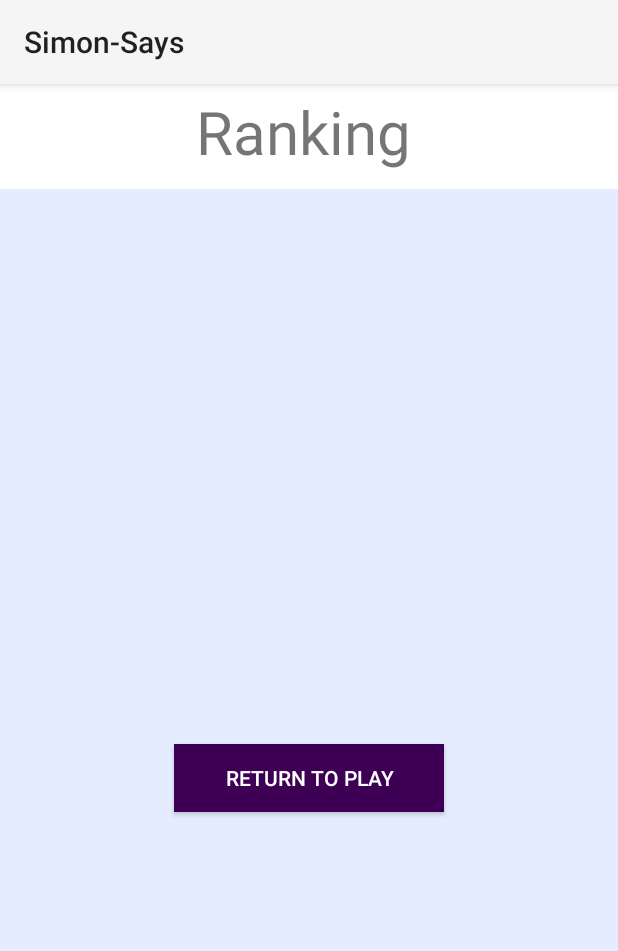
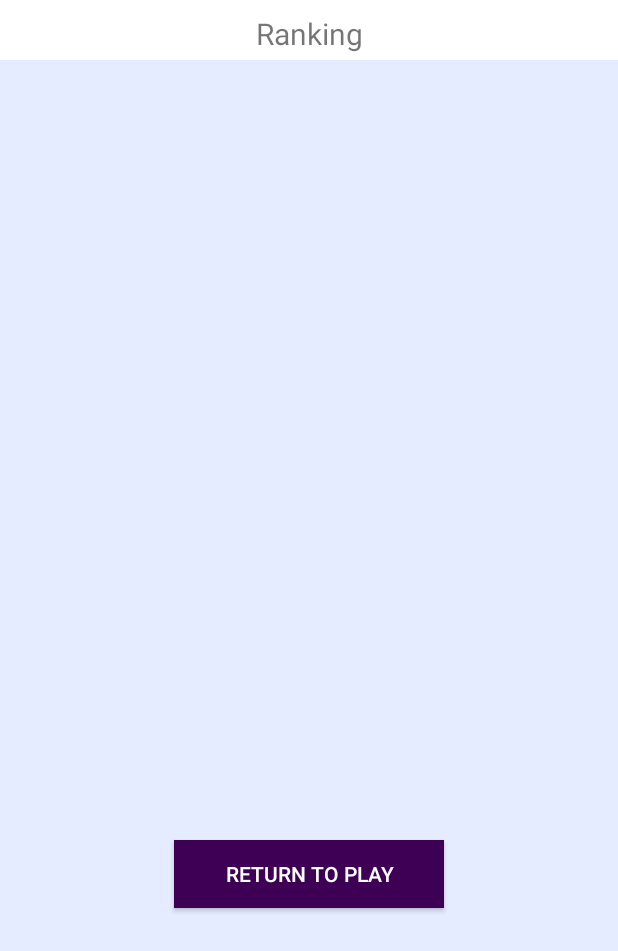
Before and after one commit to NativMaatuk/Simon-Says, an Android app: the screen it shows after launch once a user with an empty profile is signed in (MainActivity3), after a tap on "Ranking", on a phone screen of 412 x 824 dp. Shown: the top 951 px of the screen. Run offline under Robolectric (Android 15) with nearby library versions, the light colour scheme and no system bars; our stand-ins replace Firebase (no records; nobody signed in at launch, a user with empty details on screens opened directly); 4 statements that could not run were skipped.

Commit message:
end basic style of app - add logo - add sound if the user lose - responsive style

```diff
--- a/app/src/main/AndroidManifest.xml
+++ b/app/src/main/AndroidManifest.xml
@@ -4,7 +4,7 @@
 
     <application
         android:allowBackup="true"
-        android:icon="@mipmap/ic_launcher"
+        android:icon="@mipmap/logo"
         android:label="@string/app_name"
         android:roundIcon="@mipmap/ic_launcher_round"
         android:supportsRtl="true"
--- a/app/src/main/java/com/example/simon_says/MainActivity.java
+++ b/app/src/main/java/com/example/simon_says/MainActivity.java
@@ -30,6 +30,7 @@ public class MainActivity extends AppCompatActivity implements View.OnClickListe
     protected void onCreate(Bundle savedInstanceState) {
         super.onCreate(savedInstanceState);
         setContentView(R.layout.activity_main);
+        getSupportActionBar().hide();
         password = findViewById(R.id.password);
         email = findViewById(R.id.email);
         signIn = findViewById(R.id.sign_in);
@@ -46,6 +47,10 @@ public class MainActivity extends AppCompatActivity implements View.OnClickListe
             Intent intent = new Intent(MainActivity.this,MainActivity2.class);
             startActivity(intent);
         }
+    }
+    @Override
+    public void onBackPressed() {
+        moveTaskToBack(true);
     }
     public void makeToast(String str) {
         Toast.makeText(this, str, Toast.LENGTH_LONG).show();
--- a/app/src/main/java/com/example/simon_says/MainActivity2.java
+++ b/app/src/main/java/com/example/simon_says/MainActivity2.java
@@ -38,7 +38,7 @@ public class MainActivity2 extends AppCompatActivity implements View.OnClickList
     List<Integer> alerts = new ArrayList<>();
     List<Integer> taps = new ArrayList<>();
     Random random = new Random();
-    MediaPlayer st,red,blue,yellow,green;
+    MediaPlayer st,red,blue,yellow,green,lose;
     private FirebaseAuth mAuth;
     Intent intent = getIntent();
     //FirebaseDatabase database;
@@ -47,6 +47,9 @@ public class MainActivity2 extends AppCompatActivity implements View.OnClickList
     protected void onCreate(Bundle savedInstanceState) {
         super.onCreate(savedInstanceState);
         setContentView(R.layout.activity_main2);
+
+        getSupportActionBar().hide();
+
         topLabel = findViewById(R.id.topLabel);
         leftBottom = findViewById(R.id.leftBottom);
         rightBottom = findViewById(R.id.rightBottom);
@@ -87,6 +90,7 @@ public class MainActivity2 extends AppCompatActivity implements View.OnClickList
         blue =  MediaPlayer.create(this, R.raw.blue);
         green =  MediaPlayer.create(this, R.raw.green);
         yellow =  MediaPlayer.create(this, R.raw.yellow);
+        lose =  MediaPlayer.create(this, R.raw.lose);
         lockButton();
     }
 
@@ -240,6 +244,7 @@ public class MainActivity2 extends AppCompatActivity implements View.OnClickList
             }
         }
         else {
+            lose.start();
             normal.setClickable(true);
             lockButton();
             //TODO check if the score in the DB is Greater than current score
--- a/app/src/main/java/com/example/simon_says/MainActivity3.java
+++ b/app/src/main/java/com/example/simon_says/MainActivity3.java
@@ -32,6 +32,7 @@ public class MainActivity3 extends AppCompatActivity implements View.OnClickList
     protected void onCreate(Bundle savedInstanceState) {
         super.onCreate(savedInstanceState);
         setContentView(R.layout.activity_main3);
+        getSupportActionBar().hide();
         rPlay = findViewById(R.id.return_to_play);
         first = findViewById(R.id.first);
         second = findViewById(R.id.second);
--- a/app/src/main/java/com/example/simon_says/MainActivity4.java
+++ b/app/src/main/java/com/example/simon_says/MainActivity4.java
@@ -22,6 +22,7 @@ public class MainActivity4 extends AppCompatActivity implements View.OnClickList
     protected void onCreate(Bundle savedInstanceState) {
         super.onCreate(savedInstanceState);
         setContentView(R.layout.activity_main4);
+        getSupportActionBar().hide();
         git = findViewById(R.id.git);
         logOut = findViewById(R.id.log_out);
 
--- a/app/src/main/res/layout/activity_main2.xml
+++ b/app/src/main/res/layout/activity_main2.xml
@@ -67,7 +67,7 @@
     <TextView
         android:id="@+id/status"
         android:layout_width="match_parent"
-        android:layout_height="30dp"
+        android:layout_height="50dp"
         android:layout_gravity="center"
         android:gravity="center"
         android:text=""
@@ -122,8 +122,9 @@
             android:background="@drawable/rrb" />
     </LinearLayout>
     <LinearLayout
+        android:layout_marginTop="10dp"
         android:layout_width="match_parent"
-        android:layout_height="50dp"
+        android:layout_height="60dp"
         android:layout_gravity="center"
         android:gravity="center"
         android:orientation="horizontal">
--- a/app/src/main/res/layout/activity_main3.xml
+++ b/app/src/main/res/layout/activity_main3.xml
@@ -9,7 +9,7 @@
     tools:context=".MainActivity3">
     <LinearLayout
         android:layout_width="match_parent"
-        android:layout_height="70dp"
+        android:layout_height="40dp"
         android:orientation="vertical"
         android:background="@color/white"
         android:layout_gravity="center"
@@ -17,10 +17,13 @@
         >
 
     <TextView
-        android:layout_width="150dp"
-        android:layout_height="60dp"
         android:text="Ranking"
-        android:textSize="40dp"
+        android:layout_width="300dp"
+        android:layout_height="wrap_content"
+        android:layout_gravity="center"
+        android:layout_marginTop="5dp"
+        android:gravity="center"
+        android:textSize="20dp"
         />
     </LinearLayout>
     <LinearLayout
@@ -50,6 +53,7 @@
         />
     </LinearLayout>
     <TextView
+        android:layout_marginTop="150dp"
         android:id="@+id/my_score"
         android:layout_width="match_parent"
         android:layout_height="60dp"
--- a/app/src/main/res/values/strings.xml
+++ b/app/src/main/res/values/strings.xml
@@ -1,3 +1,3 @@
 <resources>
-    <string name="app_name">Simon-Says</string>
+    <string name="app_name">Simon Says</string>
 </resources>
```
Also changed, not shown: app/src/main/res/mipmap-xxhdpi/logo.png (added), 1 other file.
